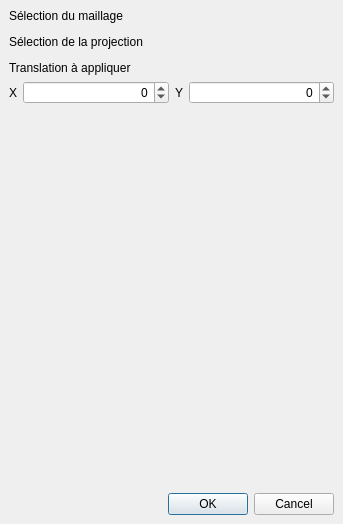
Qt form mesh_tools/ui/mesh_translation.ui (Artelia/Mesh_tools) before a commit.
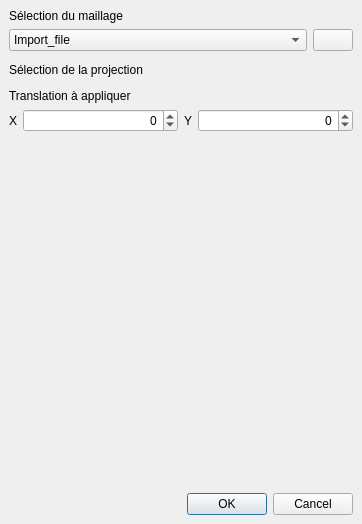
The same form after that commit. Custom widgets are drawn as their Qt base class.

What changed in the file:
```diff
--- a/mesh_tools/ui/mesh_translation.ui
+++ b/mesh_tools/ui/mesh_translation.ui
@@ -6,7 +6,7 @@
    <rect>
     <x>0</x>
     <y>0</y>
-    <width>343</width>
+    <width>362</width>
     <height>524</height>
    </rect>
   </property>
@@ -15,34 +15,50 @@
   </property>
   <widget class="QWidget" name="dockWidgetContents">
    <layout class="QGridLayout" name="gridLayout">
-    <item row="0" column="0">
-     <widget class="QLabel" name="label">
+    <item row="6" column="0">
+     <widget class="QLabel" name="label_3">
       <property name="text">
-       <string>Sélection du maillage</string>
+       <string>Translation à appliquer</string>
       </property>
      </widget>
     </item>
-    <item row="1" column="0">
-     <widget class="QgsFileWidget" name="file_mesh"/>
-    </item>
-    <item row="2" column="0">
+    <item row="4" column="0">
      <widget class="QLabel" name="label_2">
       <property name="text">
        <string>Sélection de la projection</string>
       </property>
      </widget>
     </item>
+    <item row="8" column="0">
+     <spacer name="verticalSpacer">
+      <property name="orientation">
+       <enum>Qt::Vertical</enum>
+      </property>
+      <property name="sizeHint" stdset="0">
+       <size>
+        <width>233</width>
+        <height>315</height>
+       </size>
+      </property>
+     </spacer>
+    </item>
     <item row="3" column="0">
      <widget class="QgsProjectionSelectionWidget" name="wgt_crs"/>
     </item>
-    <item row="4" column="0">
-     <widget class="QLabel" name="label_3">
-      <property name="text">
-       <string>Translation à appliquer</string>
+    <item row="9" column="0">
+     <widget class="QDialogButtonBox" name="bt_valid">
+      <property name="orientation">
+       <enum>Qt::Horizontal</enum>
+      </property>
+      <property name="standardButtons">
+       <set>QDialogButtonBox::Cancel|QDialogButtonBox::Ok</set>
       </property>
      </widget>
     </item>
     <item row="5" column="0">
+     <widget class="QgsProjectionSelectionWidget" name="wgt_crs"/>
+    </item>
+    <item row="7" column="0">
      <widget class="QFrame" name="frm_tra">
       <property name="frameShape">
        <enum>QFrame::NoFrame</enum>
@@ -118,29 +134,45 @@
       </layout>
      </widget>
     </item>
-    <item row="6" column="0">
-     <spacer name="verticalSpacer">
-      <property name="orientation">
-       <enum>Qt::Vertical</enum>
-      </property>
-      <property name="sizeHint" stdset="0">
-       <size>
-        <width>233</width>
-        <height>315</height>
-       </size>
-      </property>
-     </spacer>
-    </item>
-    <item row="7" column="0">
-     <widget class="QDialogButtonBox" name="bt_valid">
-      <property name="orientation">
-       <enum>Qt::Horizontal</enum>
-      </property>
-      <property name="standardButtons">
-       <set>QDialogButtonBox::Cancel|QDialogButtonBox::Ok</set>
+    <item row="0" column="0">
+     <widget class="QLabel" name="label">
+      <property name="text">
+       <string>Sélection du maillage</string>
       </property>
      </widget>
     </item>
+    <item row="1" column="0">
+     <layout class="QHBoxLayout" name="horizontalLayout">
+      <item>
+       <widget class="QComboBox" name="cb_layer">
+        <item>
+         <property name="text">
+          <string>Import_file</string>
+         </property>
+        </item>
+       </widget>
+      </item>
+      <item>
+       <widget class="QPushButton" name="bt_up_layer">
+        <property name="maximumSize">
+         <size>
+          <width>40</width>
+          <height>40</height>
+         </size>
+        </property>
+        <property name="text">
+         <string/>
+        </property>
+        <property name="iconSize">
+         <size>
+          <width>25</width>
+          <height>25</height>
+         </size>
+        </property>
+       </widget>
+      </item>
+     </layout>
+    </item>
    </layout>
   </widget>
  </widget>
```
Left out of the diff: 2 changed lines with no effect on the pictures.
